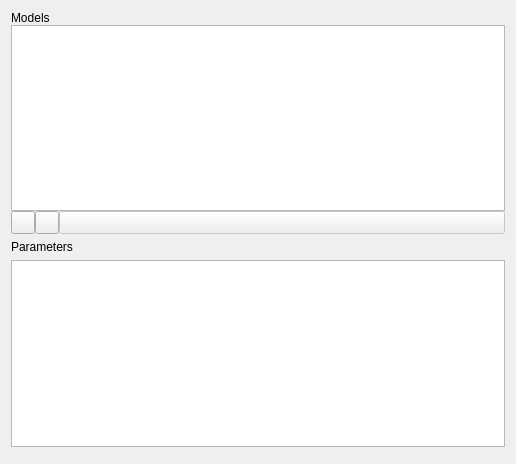
spacetelescope/specviz, file specviz/plugins/model_editor/model_editor.ui: the form before one commit.
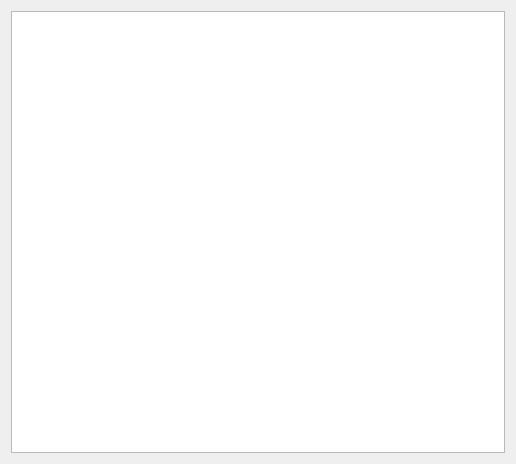
The form after the commit.

Commit message: In-prog chances to model editor

Diff of the .ui file:
```diff
--- a/specviz/plugins/model_editor/model_editor.ui
+++ b/specviz/plugins/model_editor/model_editor.ui
@@ -15,82 +15,7 @@
   </property>
   <layout class="QVBoxLayout" name="verticalLayout">
    <item>
-    <layout class="QVBoxLayout" name="verticalLayout_3">
-     <item>
-      <layout class="QVBoxLayout" name="verticalLayout_2">
-       <property name="spacing">
-        <number>0</number>
-       </property>
-       <item>
-        <widget class="QLabel" name="label">
-         <property name="text">
-          <string>Models</string>
-         </property>
-        </widget>
-       </item>
-       <item>
-        <widget class="QTreeView" name="model_tree_view"/>
-       </item>
-       <item>
-        <layout class="QHBoxLayout" name="horizontalLayout_2">
-         <property name="spacing">
-          <number>0</number>
-         </property>
-         <property name="topMargin">
-          <number>0</number>
-         </property>
-         <item>
-          <widget class="QToolButton" name="add_model_button">
-           <property name="text">
-            <string/>
-           </property>
-          </widget>
-         </item>
-         <item>
-          <widget class="QToolButton" name="remove_model_button">
-           <property name="text">
-            <string/>
-           </property>
-          </widget>
-         </item>
-         <item>
-          <widget class="QToolButton" name="spacer_button">
-           <property name="enabled">
-            <bool>false</bool>
-           </property>
-           <property name="sizePolicy">
-            <sizepolicy hsizetype="Expanding" vsizetype="Fixed">
-             <horstretch>0</horstretch>
-             <verstretch>0</verstretch>
-            </sizepolicy>
-           </property>
-           <property name="text">
-            <string/>
-           </property>
-          </widget>
-         </item>
-        </layout>
-       </item>
-      </layout>
-     </item>
-     <item>
-      <layout class="QVBoxLayout" name="verticalLayout_4">
-       <item>
-        <widget class="QLabel" name="label_2">
-         <property name="text">
-          <string>Parameters</string>
-         </property>
-        </widget>
-       </item>
-       <item>
-        <widget class="QTreeView" name="parameter_tree_view"/>
-       </item>
-      </layout>
-     </item>
-    </layout>
-   </item>
-   <item>
-    <widget class="QWidget" name="widget" native="true"/>
+    <widget class="QTreeView" name="model_tree_view"/>
    </item>
   </layout>
  </widget>
```
The commit also changes 1 other file.
